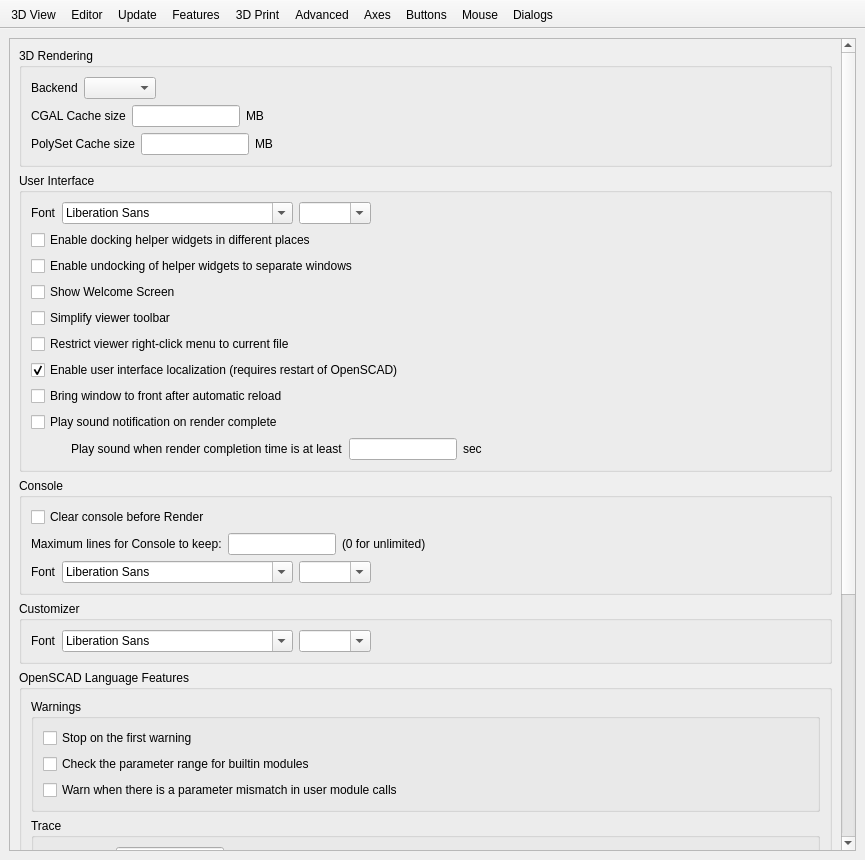
Old version of the form src/gui/Preferences.ui in the repository Stocko-2073/openscad.
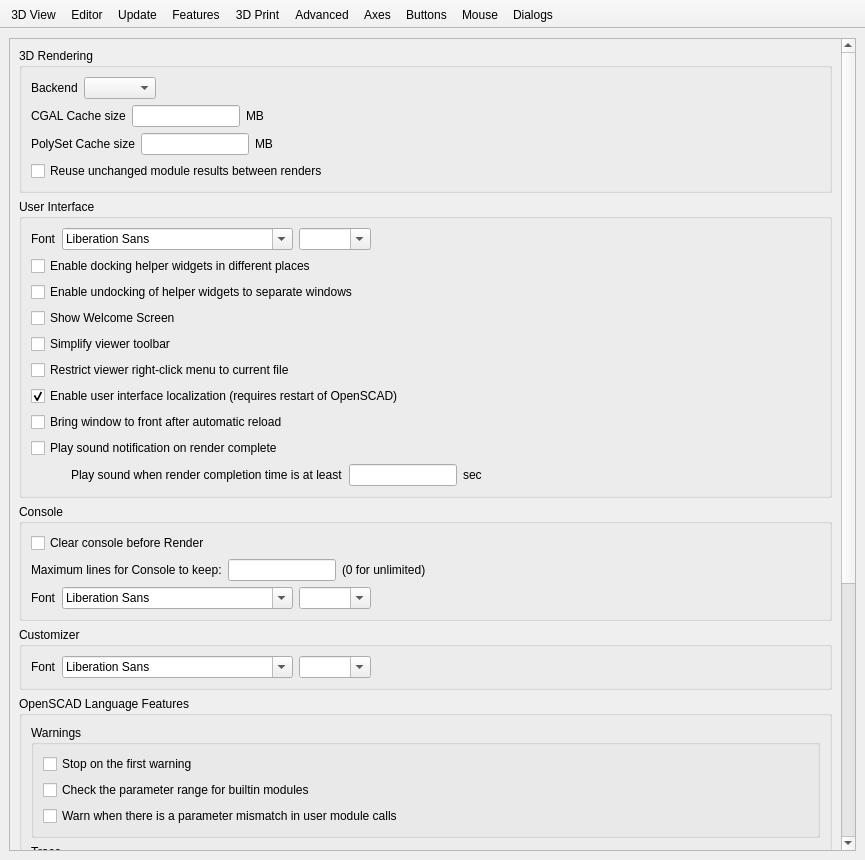
New version of the form. Icons and pictures are not drawn. Custom widgets are drawn as their Qt base class.

Commit message: gui: add a preference to turn the reuse of module results off

```diff
--- a/src/gui/Preferences.ui
+++ b/src/gui/Preferences.ui
@@ -2082,6 +2082,16 @@
                  </item>
                 </layout>
                </item>
+               <item>
+                <widget class="QCheckBox" name="checkBoxReuseModuleResults">
+                 <property name="toolTip">
+                  <string>Reuse what a module call in your files produced while its code, its arguments and the $ variables it reads are unchanged, so that a small edit evaluates only what it affects.</string>
+                 </property>
+                 <property name="text">
+                  <string>Reuse unchanged module results between renders</string>
+                 </property>
+                </widget>
+               </item>
               </layout>
              </widget>
             </item>
```
The commit also changes 6 other files.
